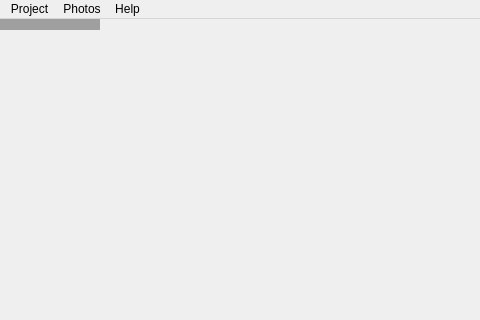
This is src/gui/Qt5/ui/mainwindow.ui in Kicer86/photobroom as Qt 5 draws it before an edit; both pictures show x 0 to 480 and y 0 to 320 of the 800 by 600 pixel window. The edited form follows.
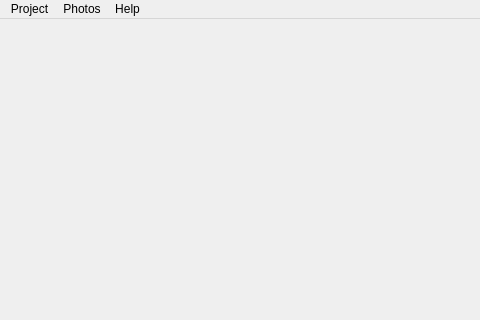
This is the edited form. Icons and pictures are not drawn. Custom widgets are drawn as their Qt base class.

Commit message: gui: ui: MainWindow: experiments with QStackedWidget instead of QMdiArea

Diff of the .ui file:
```diff
--- a/src/gui/Qt5/ui/mainwindow.ui
+++ b/src/gui/Qt5/ui/mainwindow.ui
@@ -17,7 +17,7 @@
    <iconset resource="../images.qrc">
     <normaloff>:/gui/images/main_ico.svg</normaloff>:/gui/images/main_ico.svg</iconset>
   </property>
-  <widget class="QMdiArea" name="centralWidget">
+  <widget class="QStackedWidget" name="centralWidget">
    <widget class="PhotosView" name="photoView">
     <property name="windowTitle">
      <string>Photos</string>
```
